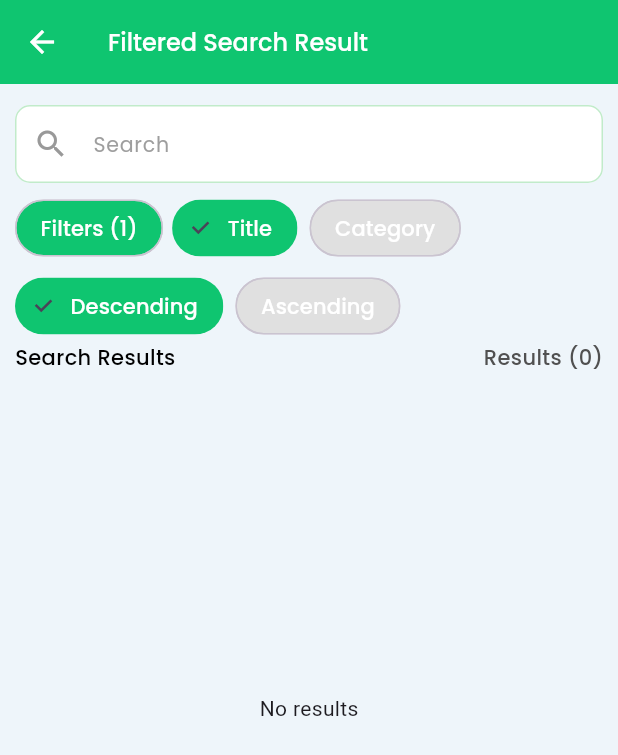
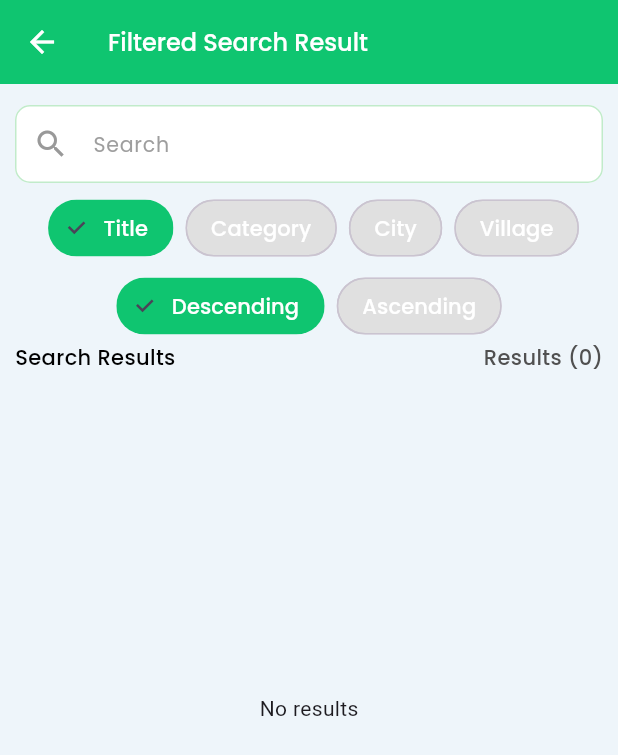
Before and after one commit to mimoriam/farmers_hub, a Flutter app: the FilteredResultsScreen screen opened directly, on a phone screen of 412 x 824 dp. Shown: the top 755 px of the screen. Run offline on Flutter 3.47's test engine with Material 3 defaults, Android fonts, the phone set to English and light mode, and no system bars; drawn by our look-alikes of flutter_form_builder; our stand-ins replace animated_text_kit, another_flutter_splash_screen, carousel_slider, cloud_firestore, dio, dotted_border and 19 more; missing offline and left inert: dio_smart_retry, sign_button, tap_debouncer; accounts and stored records are empty; project files that could hold a hidden picture were left out.

Commit message:
dynamically load farming tip of the day from DB as well as add filter by village

```diff
--- a/lib/screens/filtered_results/filtered_results_screen.dart
+++ b/lib/screens/filtered_results/filtered_results_screen.dart
@@ -33,7 +33,7 @@ class FilteredResultsScreen extends StatefulWidget {
   State<FilteredResultsScreen> createState() => _FilteredResultsScreenState();
 }
 
-enum SearchOption { title, category, village }
+enum SearchOption { title, category, city, village }
 
 // Enum for sort options
 enum SortOption { ascending, descending }
@@ -81,8 +81,13 @@ class _FilteredResultsScreenState extends State<FilteredResultsScreen> {
         isCategorySearch: true,
         descending: widget.selectedSortOption == SortOption.descending,
       );
+    } else if (widget.selectedSearchOption == SearchOption.city) {
+      results = await firebaseService.searchPostsByCity(
+        query,
+        descending: widget.selectedSortOption == SortOption.descending,
+      );
     } else if (widget.selectedSearchOption == SearchOption.village) {
-      results = await firebaseService.searchPostsByCity(
+      results = await firebaseService.searchPostsByVillage(
         query,
         descending: widget.selectedSortOption == SortOption.descending,
       );
@@ -554,27 +559,27 @@ class _FilteredResultsScreenState extends State<FilteredResultsScreen> {
                     ),
                   ),
 
+                  // Chip(
+                  //   backgroundColor: onboardingColor,
+                  //   shape: RoundedRectangleBorder(borderRadius: BorderRadius.all(Radius.circular(20))),
+                  //   label: Text(
+                  //     "Filters (1)",
+                  //     style: GoogleFonts.poppins(
+                  //       fontSize: 14,
+                  //       fontWeight: FontWeight.w500,
+                  //       color: Colors.white,
+                  //     ),
+                  //   ),
+                  // ),
+
                   Padding(
                     padding: const EdgeInsets.only(left: 10, right: 10, bottom: 4),
                     child: Row(
+                      mainAxisAlignment: MainAxisAlignment.center,
                       children: [
-                        Chip(
-                          backgroundColor: onboardingColor,
-                          shape: RoundedRectangleBorder(borderRadius: BorderRadius.all(Radius.circular(20))),
-                          label: Text(
-                            "Filters (1)",
-                            style: GoogleFonts.poppins(
-                              fontSize: 14,
-                              fontWeight: FontWeight.w500,
-                              color: Colors.white,
-                            ),
-                          ),
-                        ),
 
                         SizedBox(width: 6),
 
-                        Row(
-                          children: [
                         FilterChip(
                           onSelected: (bool selected) {
                             if (selected) {
@@ -629,12 +634,69 @@ class _FilteredResultsScreenState extends State<FilteredResultsScreen> {
                             ),
                           ),
                         ),
-                          ],
+
+                        SizedBox(width: 8),
+
+                        FilterChip(
+                          onSelected: (bool selected) {
+                            if (selected) {
+                              setState(() {
+                                widget.selectedSearchOption = SearchOption.city;
+                                widget.searchQuery = "";
+                                _formKey.currentState?.patchValue({"search": ""});
+                              });
+                            }
+                          },
+                          shape: RoundedRectangleBorder(
+                            borderRadius: BorderRadius.all(Radius.circular(20)),
+                          ),
+                          selected: widget.selectedSearchOption == SearchOption.city,
+                          selectedColor: onboardingColor,
+                          backgroundColor: Colors.grey[300],
+                          label: Text(
+                            "City",
+                            style: GoogleFonts.poppins(
+                              fontSize: 14,
+                              fontWeight: FontWeight.w500,
+                              color: Colors.white,
+                            ),
+                          ),
+                        ),
+
+                        SizedBox(width: 8),
+
+                        FilterChip(
+                          onSelected: (bool selected) {
+                            if (selected) {
+                              setState(() {
+                                widget.selectedSearchOption = SearchOption.village;
+                                widget.searchQuery = "";
+                                _formKey.currentState?.patchValue({"search": ""});
+                              });
+                            }
+                          },
+                          shape: RoundedRectangleBorder(
+                            borderRadius: BorderRadius.all(Radius.circular(20)),
+                          ),
+                          selected: widget.selectedSearchOption == SearchOption.village,
+                          selectedColor: onboardingColor,
+                          backgroundColor: Colors.grey[300],
+                          label: Text(
+                            "Village",
+                            style: GoogleFonts.poppins(
+                              fontSize: 14,
+                              fontWeight: FontWeight.w500,
+                              color: Colors.white,
+                            ),
+                          ),
                         ),
                       ],
                     ),
                   ),
 
+                  Row(
+                    mainAxisAlignment: MainAxisAlignment.center,
+                    children: [
                       Padding(
                         padding: const EdgeInsets.only(left: 10, right: 10),
                         child: Row(
@@ -691,6 +753,8 @@ class _FilteredResultsScreenState extends State<FilteredResultsScreen> {
                             ),
                           ],
                         ),
+                      ),
+                    ],
                   ),
 
                   Padding(
```
Also changed, not shown: lib/screens/home/home_screen.dart (+52 -11 lines), lib/services/firebase_service.dart (+40 -0 lines). Lines whose indentation alone changed are shown as unchanged.
